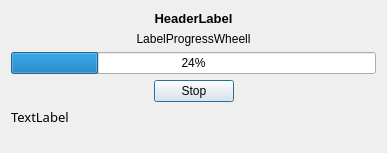
The window that ui/stick20responsedialog.ui (Nitrokey/nitrokey-app) describes before a commit, drawn with Qt 5.
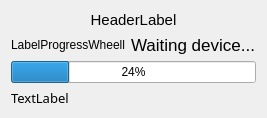
The same window after the commit. Icons and pictures are not drawn.

Diff of the .ui file:
```diff
--- a/ui/stick20responsedialog.ui
+++ b/ui/stick20responsedialog.ui
@@ -6,12 +6,12 @@
    <rect>
     <x>0</x>
     <y>0</y>
-    <width>387</width>
-    <height>153</height>
+    <width>342</width>
+    <height>96</height>
    </rect>
   </property>
   <property name="sizePolicy">
-   <sizepolicy hsizetype="Preferred" vsizetype="MinimumExpanding">
+   <sizepolicy hsizetype="MinimumExpanding" vsizetype="MinimumExpanding">
     <horstretch>0</horstretch>
     <verstretch>0</verstretch>
    </sizepolicy>
@@ -24,15 +24,18 @@
     <normaloff>:/images/CS_icon.png</normaloff>:/images/CS_icon.png</iconset>
   </property>
   <layout class="QVBoxLayout" name="verticalLayout_2">
+   <property name="sizeConstraint">
+    <enum>QLayout::SetFixedSize</enum>
+   </property>
    <item>
     <layout class="QVBoxLayout" name="verticalLayout">
      <item>
       <widget class="QLabel" name="HeaderText">
        <property name="font">
         <font>
-         <pointsize>10</pointsize>
-         <weight>75</weight>
-         <bold>true</bold>
+         <pointsize>11</pointsize>
+         <weight>50</weight>
+         <bold>false</bold>
         </font>
        </property>
        <property name="text">
@@ -47,14 +50,43 @@
       </widget>
      </item>
      <item>
-      <widget class="QLabel" name="LabelProgressWheel">
-       <property name="text">
-        <string>LabelProgressWheell</string>
-       </property>
-       <property name="alignment">
-        <set>Qt::AlignCenter</set>
-       </property>
-      </widget>
+      <layout class="QHBoxLayout" name="horizontalLayout_2">
+       <item>
+        <widget class="QLabel" name="LabelProgressWheel">
+         <property name="text">
+          <string>LabelProgressWheell</string>
+         </property>
+         <property name="alignment">
+          <set>Qt::AlignCenter</set>
+         </property>
+        </widget>
+       </item>
+       <item>
+        <widget class="QLabel" name="label">
+         <property name="font">
+          <font>
+           <pointsize>13</pointsize>
+          </font>
+         </property>
+         <property name="text">
+          <string>Waiting device...</string>
+         </property>
+        </widget>
+       </item>
+       <item>
+        <spacer name="horizontalSpacer_3">
+         <property name="orientation">
+          <enum>Qt::Horizontal</enum>
+         </property>
+         <property name="sizeHint" stdset="0">
+          <size>
+           <width>0</width>
+           <height>0</height>
+          </size>
+         </property>
+        </spacer>
+       </item>
+      </layout>
      </item>
      <item>
       <widget class="QProgressBar" name="progressBar">
@@ -63,43 +95,6 @@
        </property>
       </widget>
      </item>
-     <item>
-      <layout class="QHBoxLayout" name="horizontalLayout">
-       <item>
-        <spacer name="horizontalSpacer">
-         <property name="orientation">
-          <enum>Qt::Horizontal</enum>
-         </property>
-         <property name="sizeHint" stdset="0">
-          <size>
-           <width>40</width>
-           <height>20</height>
-          </size>
-         </property>
-        </spacer>
-       </item>
-       <item>
-        <widget class="QPushButton" name="pushButton">
-         <property name="text">
-          <string>Stop</string>
-         </property>
-        </widget>
-       </item>
-       <item>
-        <spacer name="horizontalSpacer_2">
-         <property name="orientation">
-          <enum>Qt::Horizontal</enum>
-         </property>
-         <property name="sizeHint" stdset="0">
-          <size>
-           <width>40</width>
-           <height>20</height>
-          </size>
-         </property>
-        </spacer>
-       </item>
-      </layout>
-     </item>
     </layout>
    </item>
    <item>
@@ -131,7 +126,7 @@
      </property>
      <property name="sizeHint" stdset="0">
       <size>
-       <width>20</width>
+       <width>0</width>
        <height>0</height>
       </size>
      </property>
```
Left out of the diff: 12 changed lines with no effect on the pictures.
